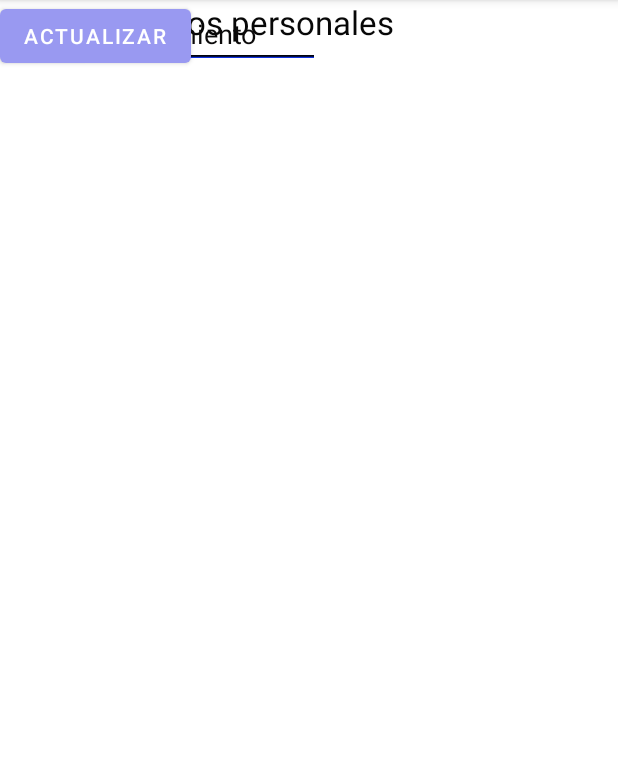
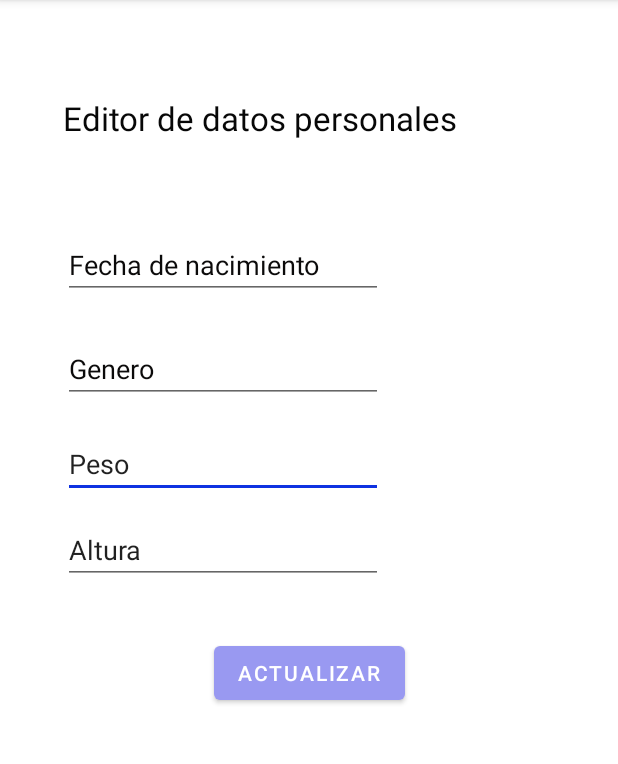
Before and after one commit to Renega1238/Wodable, an Android app: the edit_info_personal screen opened directly, with no data from a screen before it, on a phone screen of 412 x 824 dp, the part 84-848 px from its top. Run offline under Robolectric (Android 15) with nearby library versions, the phone set to English and light mode, and no system bars.

Commit message:
agregar actividad info para actualizar

```diff
--- a/app/src/main/java/mx/tec/wodable/edit_info_personal.java
+++ b/app/src/main/java/mx/tec/wodable/edit_info_personal.java
@@ -2,13 +2,44 @@ package mx.tec.wodable;
 
 import androidx.appcompat.app.AppCompatActivity;
 
+import android.app.Activity;
+import android.content.Intent;
 import android.os.Bundle;
+import android.view.View;
+import android.widget.Button;
+import android.widget.EditText;
+import android.widget.Toast;
 
 public class edit_info_personal extends AppCompatActivity {
+
+    EditText fecha,genero,peso,altura;
+    Button actualizar;
 
     @Override
     protected void onCreate(Bundle savedInstanceState) {
         super.onCreate(savedInstanceState);
         setContentView(R.layout.activity_edit_info_personal);
+
+        fecha=findViewById(R.id.editTextDate);
+        genero=findViewById(R.id.editTextGenero);
+        peso=findViewById(R.id.editTextPeso);
+        altura=findViewById(R.id.editTextAltura);
+        actualizar=findViewById(R.id.buttonAct);
+    }
+
+    public void actualizarDatos(View v){
+
+        Intent cambiar=new Intent();
+        cambiar.putExtra("fecha",fecha.getText().toString());
+        cambiar.putExtra("genero",genero.getText().toString());
+        cambiar.putExtra("peso",peso.getText().toString());
+        cambiar.putExtra("altura",altura.getText().toString());
+
+
+        Toast.makeText(this,"Datos actualizados",Toast.LENGTH_SHORT).show();
+
+        setResult(Activity.RESULT_OK,cambiar);
+
+        finish();
     }
 }
--- a/app/src/main/res/layout/activity_edit_info_personal.xml
+++ b/app/src/main/res/layout/activity_edit_info_personal.xml
@@ -10,60 +10,70 @@
         android:id="@+id/textView9"
         android:layout_width="wrap_content"
         android:layout_height="wrap_content"
+        android:layout_marginStart="42dp"
+        android:layout_marginTop="64dp"
         android:text="Editor de datos personales"
         android:textAppearance="@style/TextAppearance.AppCompat.Large"
         android:textColor="#070707"
-        tools:layout_editor_absoluteX="42dp"
-        tools:layout_editor_absoluteY="64dp" />
+        app:layout_constraintStart_toStartOf="parent"
+        app:layout_constraintTop_toTopOf="parent" />
 
     <EditText
         android:id="@+id/editTextPeso"
         android:layout_width="wrap_content"
         android:layout_height="wrap_content"
+        android:layout_marginTop="18dp"
         android:ems="10"
         android:inputType="textPersonName"
         android:text="Peso"
-        tools:layout_editor_absoluteX="42dp"
-        tools:layout_editor_absoluteY="286dp" />
+        app:layout_constraintStart_toStartOf="@+id/editTextGenero"
+        app:layout_constraintTop_toBottomOf="@+id/editTextGenero" />
 
     <EditText
         android:id="@+id/editTextAltura"
         android:layout_width="wrap_content"
         android:layout_height="wrap_content"
+        android:layout_marginTop="12dp"
         android:ems="10"
         android:inputType="textPersonName"
         android:text="Altura"
-        tools:layout_editor_absoluteX="42dp"
-        tools:layout_editor_absoluteY="343dp" />
+        app:layout_constraintStart_toStartOf="@+id/editTextPeso"
+        app:layout_constraintTop_toBottomOf="@+id/editTextPeso" />
 
     <Button
-        android:id="@+id/button"
+        android:id="@+id/buttonAct"
         android:layout_width="wrap_content"
         android:layout_height="wrap_content"
+        android:layout_marginTop="35dp"
+        android:onClick="actualizarDatos"
         android:text="Actualizar"
-        tools:layout_editor_absoluteX="142dp"
-        tools:layout_editor_absoluteY="423dp" />
+        app:layout_constraintEnd_toEndOf="parent"
+        app:layout_constraintStart_toStartOf="parent"
+        app:layout_constraintTop_toBottomOf="@+id/editTextAltura" />
 
     <EditText
         android:id="@+id/editTextGenero"
         android:layout_width="wrap_content"
         android:layout_height="wrap_content"
+        android:layout_marginTop="24dp"
         android:ems="10"
         android:inputType="textPersonName"
         android:text="Genero"
         android:textColor="#0B0A0A"
-        tools:layout_editor_absoluteX="42dp"
-        tools:layout_editor_absoluteY="223dp" />
+        app:layout_constraintStart_toStartOf="@+id/editTextDate"
+        app:layout_constraintTop_toBottomOf="@+id/editTextDate" />
 
     <EditText
         android:id="@+id/editTextDate"
         android:layout_width="wrap_content"
         android:layout_height="wrap_content"
+        android:layout_marginStart="42dp"
+        android:layout_marginTop="154dp"
         android:ems="10"
         android:hint="Fecha de nacimiento"
         android:inputType="date"
         android:textColor="#121111"
         android:textColorHint="#0B0A0A"
-        tools:layout_editor_absoluteX="42dp"
-        tools:layout_editor_absoluteY="154dp" />
+        app:layout_constraintStart_toStartOf="parent"
+        app:layout_constraintTop_toTopOf="parent" />
 </androidx.constraintlayout.widget.ConstraintLayout>
```
Also changed, not shown: app/src/main/java/mx/tec/wodable/ProfileInfoActivity.java (+38 -1 lines), app/src/main/res/layout/activity_profile_info.xml (+16 -15 lines).
